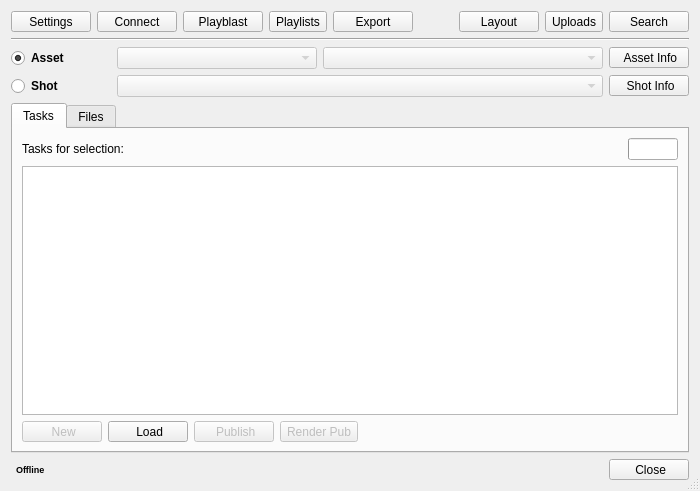
Before: the Qt Designer form module/wildchildanimation/gui/forms/maya/swing_desktop.ui in dearyangyu/swing, drawn with Qt 5.
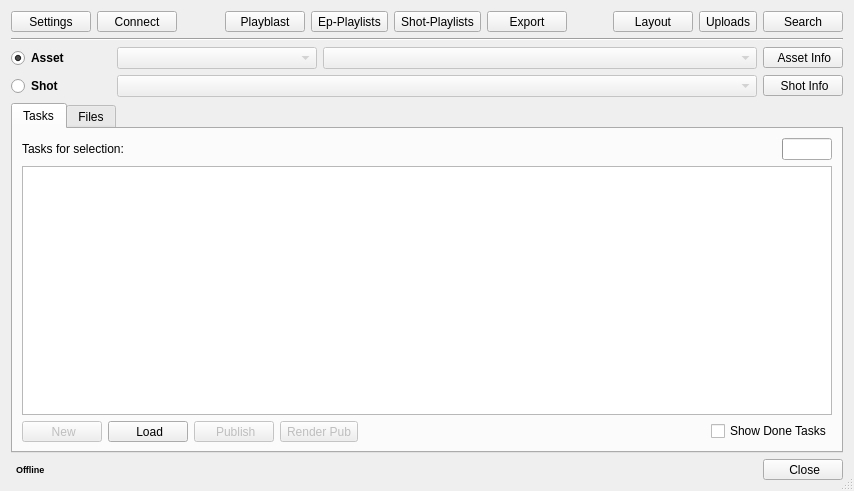
After: the same form once the commit is applied.

```diff
--- a/module/wildchildanimation/gui/forms/maya/swing_desktop.ui
+++ b/module/wildchildanimation/gui/forms/maya/swing_desktop.ui
@@ -6,7 +6,7 @@
    <rect>
     <x>0</x>
     <y>0</y>
-    <width>700</width>
+    <width>854</width>
     <height>491</height>
    </rect>
   </property>
@@ -89,7 +89,14 @@
      <item>
       <widget class="QToolButton" name="toolButtonPlaylists">
        <property name="text">
-        <string>Playlists</string>
+        <string>Ep-Playlists</string>
+       </property>
+      </widget>
+     </item>
+     <item>
+      <widget class="QToolButton" name="toolButtonShotPlaylist">
+       <property name="text">
+        <string>Shot-Playlists</string>
        </property>
       </widget>
      </item>
@@ -511,6 +518,13 @@
                </property>
               </spacer>
              </item>
+             <item>
+              <widget class="QCheckBox" name="checkBoxShowDoneTasks">
+               <property name="text">
+                <string>Show Done Tasks</string>
+               </property>
+              </widget>
+             </item>
             </layout>
            </item>
           </layout>
```
Left out of the diff: 2 changed lines with no effect on the pictures.
